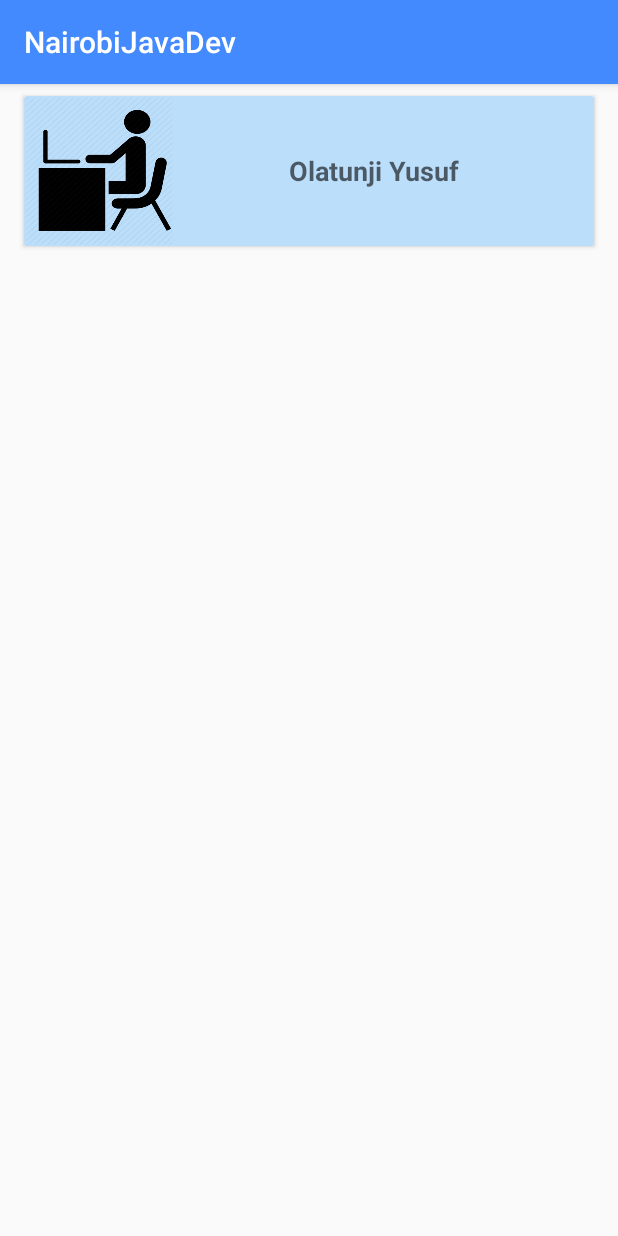
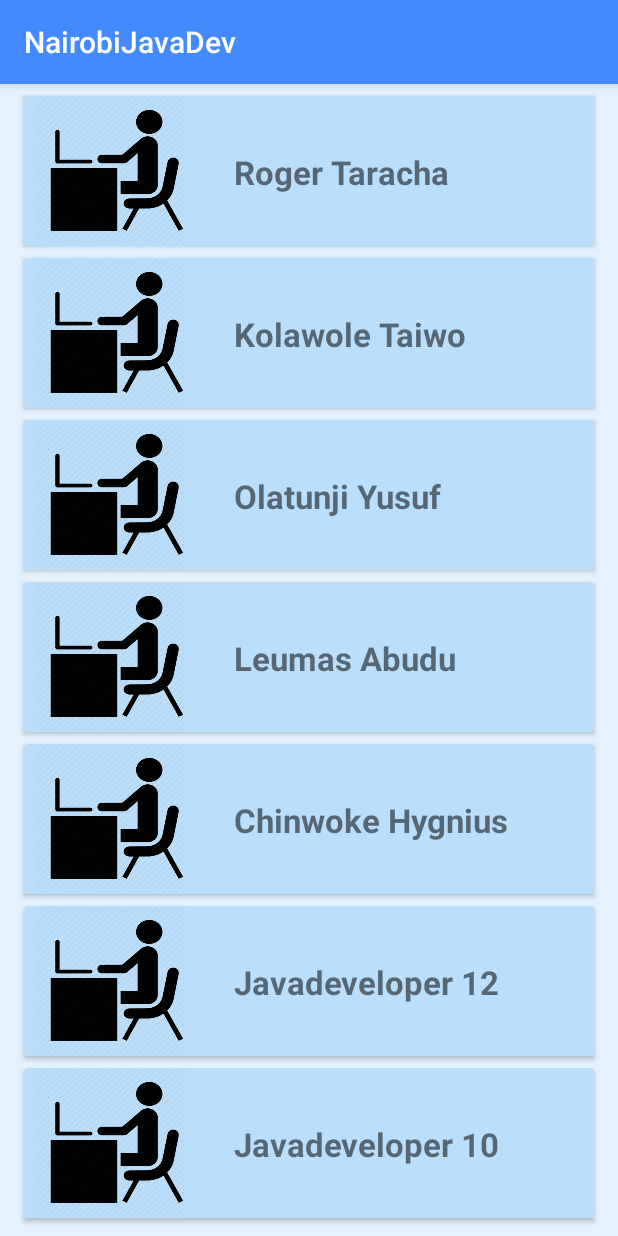
Before and after one commit to OlatunjiYso/NairobiDevs, an Android app: the screen it shows after launch (MainActivity), on a phone screen of 412 x 824 dp. Run offline under Robolectric (Android 15) with nearby library versions, the phone set to English and light mode, and no system bars.

Commit message:
ft(connectRecyclerView): connect RecyclerView to MainActivity - create a class of Developers - create a developerAdapter - add constraint layout to list item. -[Delivers #155768857]

```diff
--- /dev/null
+++ b/app/src/main/java/com/olatunji/nairobijavadev/DevListAdapter.java
@@ -0,0 +1,49 @@
+package com.olatunji.nairobijavadev;
+
+import android.content.Context;
+import android.support.annotation.NonNull;
+import android.support.v7.widget.RecyclerView;
+import android.view.LayoutInflater;
+import android.view.View;
+import android.view.ViewGroup;
+import android.widget.TextView;
+
+import java.util.List;
+
+public class DevListAdapter extends RecyclerView.Adapter<DevListAdapter.ViewHolder> {
+
+    private List<Developers> developersList;
+    private Context context;
+
+    public DevListAdapter(List<Developers> developersList, Context context){
+        this.developersList = developersList;
+        this.context = context;
+    }
+
+    public class ViewHolder extends RecyclerView.ViewHolder  {
+        public TextView username;
+
+        public ViewHolder(View itemView){
+            super(itemView);
+            username = itemView.findViewById(R.id.username);
+        }
+    }
+
+    @Override
+    public ViewHolder onCreateViewHolder(ViewGroup parent, int viewType){
+        View v = LayoutInflater.from(parent.getContext())
+                .inflate(R.layout.list_item, parent, false);
+        return new ViewHolder(v);
+    }
+
+    @Override
+    public void onBindViewHolder(@NonNull ViewHolder holder, int position){
+        Developers developer = developersList.get(position);
+        holder.username.setText(developer.getUsername());
+    }
+
+    @Override
+    public int getItemCount(){
+        return developersList.size();
+    }
+}
--- /dev/null
+++ b/app/src/main/java/com/olatunji/nairobijavadev/Developers.java
@@ -0,0 +1,23 @@
+package com.olatunji.nairobijavadev;
+
+/**
+ * Created by Yso on 06/09/2018.
+ */
+
+public class Developers {
+    private String username;
+    private String imageUrl;
+
+    public Developers(String username, String imageUrl){
+        this.username = username;
+        this.imageUrl = imageUrl;
+    }
+
+    public String getUsername(){
+        return username;
+    }
+
+    public String getImageUrl(){
+        return imageUrl;
+    }
+}
--- a/app/src/main/java/com/olatunji/nairobijavadev/MainActivity.java
+++ b/app/src/main/java/com/olatunji/nairobijavadev/MainActivity.java
@@ -2,13 +2,36 @@ package com.olatunji.nairobijavadev;
 
 import android.os.Bundle;
 import android.support.v7.app.AppCompatActivity;
+import android.support.v7.widget.LinearLayoutManager;
+import android.support.v7.widget.RecyclerView;
+
+import java.util.ArrayList;
+import java.util.List;
 
 public class MainActivity extends AppCompatActivity {
 
+    private static List<Developers> allDevelopers = new ArrayList<>();
+    static {
+        allDevelopers.add(new Developers("Roger Taracha", "www.image.com"));
+        allDevelopers.add(new Developers("Kolawole Taiwo", "www.image.com"));
+        allDevelopers.add(new Developers("Olatunji Yusuf", "www.image.com"));
+        allDevelopers.add(new Developers("Leumas Abudu", "www.image.com"));
+        allDevelopers.add(new Developers("Chinwoke Hygnius", "www.image.com"));
+        allDevelopers.add(new Developers("Javadeveloper 12", "www.image.com"));
+        allDevelopers.add(new Developers("Javadeveloper 10", "www.image.com"));
+    }
     @Override
     protected void onCreate(Bundle savedInstanceState) {
         super.onCreate(savedInstanceState);
-        setContentView(R.layout.list_item);
+        setContentView(R.layout.activity_main);
 
+        RecyclerView recyclerView = findViewById(R.id.recyclerView);
+
+        // use a linear layout manager
+        RecyclerView.LayoutManager layoutManager = new LinearLayoutManager(this);
+        recyclerView.setLayoutManager(layoutManager);
+
+        RecyclerView.Adapter adapter = new DevListAdapter(allDevelopers, this);
+        recyclerView.setAdapter(adapter);
     }
 }
--- a/app/src/main/res/layout/activity_main.xml
+++ b/app/src/main/res/layout/activity_main.xml
@@ -2,7 +2,10 @@
 
 <android.support.v7.widget.RecyclerView
     xmlns:android="http://schemas.android.com/apk/res/android"
+    xmlns:tools="http://schemas.android.com/tools"
     android:id="@+id/recyclerView"
     android:scrollbars="vertical"
     android:layout_width="match_parent"
-    android:layout_height="match_parent"/>
+    android:layout_height="match_parent"
+    android:background="#E3F2FD"
+    tools:context=".MainActivity"/>
--- a/app/src/main/res/layout/list_item.xml
+++ b/app/src/main/res/layout/list_item.xml
@@ -11,7 +11,8 @@
     android:focusable="true"
     app:cardBackgroundColor="@color/colorListBackground">
 
-    <RelativeLayout
+    <android.support.constraint.ConstraintLayout
+        android:id="@+id/constraintLayout"
         android:layout_width="match_parent"
         android:layout_height="wrap_content">
 
@@ -19,27 +20,29 @@
             android:id="@+id/profile_image"
             android:layout_width="100dp"
             android:layout_height="match_parent"
-            android:layout_marginEnd="16dp"
-            android:layout_marginRight="16dp"
+            android:layout_marginLeft="8dp"
+            android:layout_marginStart="8dp"
             android:scaleType="fitXY"
-            android:src="@drawable/dev" />
+            android:src="@drawable/dev"
+            app:layout_constraintStart_toStartOf="parent"
+            app:layout_constraintTop_toTopOf="parent" />
 
         <TextView
             android:id="@+id/username"
             android:layout_width="wrap_content"
             android:layout_height="wrap_content"
-            android:layout_alignParentEnd="true"
-            android:layout_alignParentRight="true"
-            android:layout_centerVertical="true"
-            android:layout_marginEnd="89dp"
-            android:layout_marginRight="89dp"
+            android:layout_marginLeft="140dp"
+            android:layout_marginStart="140dp"
+            android:layout_marginTop="36dp"
             android:fontFamily="sans-serif"
-            android:text="@string/username"
-            android:textAppearance="?android:textAppearanceMedium"
-            android:textStyle="bold" />
+            android:textSize="22sp"
+            android:text="example text"
+            android:textStyle="bold"
+            app:layout_constraintStart_toStartOf="parent"
+            app:layout_constraintTop_toTopOf="parent" />
 
-            />
+        />
 
-    </RelativeLayout>
+    </android.support.constraint.ConstraintLayout>
 
 </android.support.v7.widget.CardView>
```
